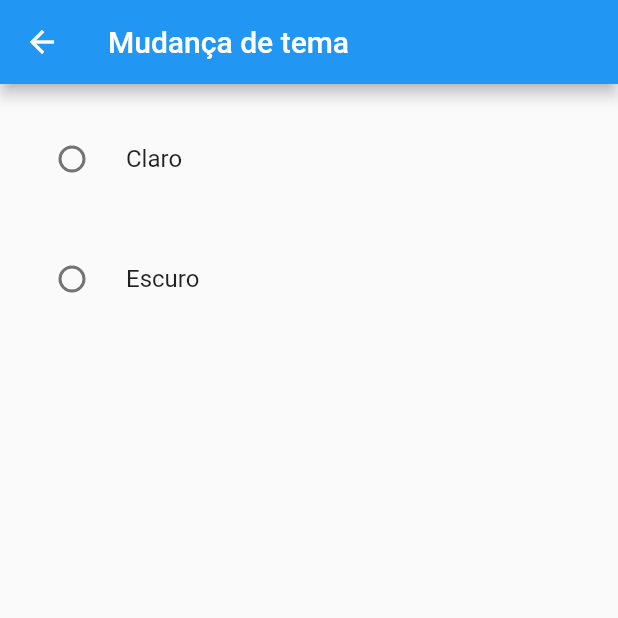
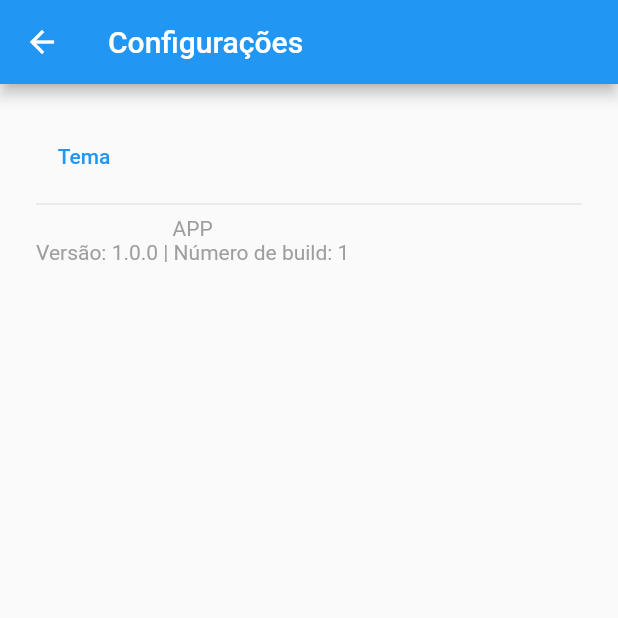
Before and after one commit to DihannNagib/projeto_tema, a Flutter app: the screen it shows after launch, in the side drawer, after a tap on "Configurações", on a phone screen of 412 x 824 dp, the top half of it. Run offline on Flutter 3.47's test engine with Material 2 defaults, Android fonts, the phone set to English and light mode, and no system bars; our stand-ins replace equatable, flutter_bloc, package_info_plus, shared_preferences.

Commit message:
Ajuste tema + versao

```diff
--- /dev/null
+++ b/lib/cubit/app_cubit.dart
@@ -0,0 +1,7 @@
+import 'package:flutter_bloc/flutter_bloc.dart';
+
+import '../models/app.dart';
+
+class AppCubit extends Cubit<App>{
+  AppCubit(super.initialState);
+}
--- a/lib/cubit/theme_cubit.dart
+++ b/lib/cubit/theme_cubit.dart
@@ -1,19 +1,26 @@
-import 'package:bloc/bloc.dart';
+import 'package:flutter_bloc/flutter_bloc.dart';
 import 'package:flutter/material.dart';
+import 'package:shared_preferences/shared_preferences.dart';
 
 
-class ThemeCubit extends Cubit<ThemeMode>{
-  ThemeCubit() : super(ThemeMode.system);
+class ThemeCubit extends Cubit<ThemeMode> {
+  final SharedPreferences _prefs;
 
-  void changeDark() {
-    if (state == ThemeMode.light || state == ThemeMode.system){
-      return emit(ThemeMode.dark);
-    }
+  @visibleForTesting
+  static const String themeKey = '__theme_key__';
+
+  ThemeCubit({required SharedPreferences prefs})
+      : _prefs = prefs,
+        super(ThemeMode.system);
+
+  void init(){
+    final index = _prefs.getInt(themeKey);
+    return emit(ThemeMode.values[index ?? 0]);
   }
-  void changeLight() {
-    if (state == ThemeMode.dark || state == ThemeMode.system){
-      return emit(ThemeMode.light);
-    }
-    }
 
+  Future<void> changeTheme(ThemeMode themeMode) async {
+    await _prefs.setInt(themeKey, themeMode.index);
+
+    return emit(themeMode);
   }
+}
--- a/lib/main.dart
+++ b/lib/main.dart
@@ -1,10 +1,31 @@
+import 'package:app/models/app.dart';
 import 'package:app/screen/initial_screen.dart';
 import 'package:flutter/material.dart';
 import 'package:flutter_bloc/flutter_bloc.dart';
+import 'package:package_info_plus/package_info_plus.dart';
+import 'package:shared_preferences/shared_preferences.dart';
+import 'cubit/app_cubit.dart';
 import 'cubit/theme_cubit.dart';
 
-void main() {
-  runApp(const MyApp());
+void main() async {
+  final prefs = await SharedPreferences.getInstance();
+  final packageInfo = await PackageInfo.fromPlatform();
+
+  final app = App(
+    name: packageInfo.appName,
+    version: packageInfo.version,
+    buildNumber: packageInfo.buildNumber,
+  );
+
+  runApp(
+    MultiBlocProvider(
+      providers: [
+        BlocProvider(create: (_) => ThemeCubit(prefs: prefs)..init()),
+        BlocProvider(create: (_) => AppCubit(app)),
+      ],
+      child: const MyApp(),
+    ),
+  );
 }
 
 class MyApp extends StatelessWidget {
@@ -12,19 +33,15 @@ class MyApp extends StatelessWidget {
 
   @override
   Widget build(BuildContext context) {
-    return BlocProvider(
-        create: (context) => ThemeCubit(),
-      child: BlocBuilder<ThemeCubit, ThemeMode>(
-        builder: (context, state) {
-          return MaterialApp(
-            title: 'APP Flutter',
-            theme: ThemeData.light(),
-            darkTheme: ThemeData.dark(),
-            themeMode: state,
-            home: const InitialPage(),
-          );
-        },
-      ),
+    final themeMode =
+        context.select<ThemeCubit, ThemeMode>((value) => value.state);
+
+    return MaterialApp(
+      title: 'APP Flutter',
+      theme: ThemeData.light(),
+      darkTheme: ThemeData.dark(),
+      themeMode: themeMode,
+      home: const InitialPage(),
     );
   }
 }
--- /dev/null
+++ b/lib/models/app.dart
@@ -0,0 +1,21 @@
+import 'package:equatable/equatable.dart';
+
+class App extends Equatable{
+  final String name;
+  final String version;
+  final String buildNumber;
+
+  const App({
+    required this.name,
+    required this.version,
+    required this.buildNumber,
+});
+
+  @override
+  String toString() {
+    return 'App{name: $name, version: $version, buildNumber: $buildNumber}';
+  }
+
+  @override
+  List<Object?> get props => [name, version, buildNumber];
+}
--- a/lib/screen/initial_screen.dart
+++ b/lib/screen/initial_screen.dart
@@ -1,4 +1,4 @@
-import 'package:app/screen/my_home.dart';
+import 'package:app/screen/settings_screen.dart';
 import 'package:flutter/material.dart';
 
 class InitialPage extends StatelessWidget {
@@ -27,12 +27,9 @@ class InitialPage extends StatelessWidget {
                   children: [
                     TextButton(
                       child:
-                      Text('Configurações', textAlign: TextAlign.start,),
+                      const Text('Configurações', textAlign: TextAlign.start,),
                       onPressed: () {
-                        Navigator.push(
-                          context,
-                          MaterialPageRoute(builder: (context) => const MyHomePage()),
-                        );
+                        Navigator.push(context, SettingScreen.route());
                       },
                     ),
                   ],
--- a/lib/screen/my_home.dart
+++ /dev/null
@@ -1,73 +0,0 @@
-
-import 'package:flutter/material.dart';
-import 'package:flutter_bloc/flutter_bloc.dart';
-import 'package:app/cubit/theme_cubit.dart';
-
-class MyHomePage extends StatelessWidget {
-  const MyHomePage({super.key});
-
-
-
-  @override
-  Widget build(BuildContext context) {
-    return Scaffold(
-      appBar: AppBar(
-        title: const Text('Mudança de tema'),
-      ),
-      body: const ThemeSelector(),
-    );
-  }
-}
-
-
-class ThemeSelector extends StatefulWidget {
-  const ThemeSelector({super.key});
-
-  @override
-  State<ThemeSelector> createState() => _ThemeSelectorState();
-}
-
-
-class _ThemeSelectorState extends State<ThemeSelector> {
-
-
-  @override
-  Widget build(BuildContext context) {
-    return ListView(
-      padding: const EdgeInsets.only(top: 10, bottom: 70),
-        children: [
-          // BlocBuilder<ThemeCubit, ThemeMode>(
-          //     builder: (context, state) {
-          //       return SwitchListTile(value: true, onChanged:(value) {
-          //         BlocProvider.of<ThemeCubit>(context).toggleTheme();
-          //       },);
-          //     }
-          // )
-          Padding(
-            padding: const EdgeInsets.all(12),
-            child:RadioListTile(
-            title: const Text('Claro'),
-            value: ThemeMode.light,
-            groupValue: BlocProvider.of<ThemeCubit>(context).state,
-            onChanged: (value) {
-              setState(() {});
-              BlocProvider.of<ThemeCubit>(context).changeLight();
-            },
-          ),
-          ),
-          Padding(
-            padding: const EdgeInsets.all(12),
-            child: RadioListTile(
-              title: const Text('Escuro'),
-              value: ThemeMode.dark,
-              groupValue: BlocProvider.of<ThemeCubit>(context).state,
-              onChanged: (value) {
-                setState(() {});
-                BlocProvider.of<ThemeCubit>(context).changeDark();
-              },
-            ),
-          ),
-        ],
-    );
-  }
-}
--- /dev/null
+++ b/lib/screen/settings_screen.dart
@@ -0,0 +1,63 @@
+import 'package:app/cubit/app_cubit.dart';
+import 'package:app/screen/theme_screen.dart';
+import 'package:flutter/material.dart';
+import 'package:flutter_bloc/flutter_bloc.dart';
+
+import '../models/app.dart';
+
+class SettingScreen extends StatelessWidget {
+  const SettingScreen({super.key});
+
+  static Route<void> route() {
+    return MaterialPageRoute(builder: (_) => const SettingScreen());
+  }
+
+  @override
+  Widget build(BuildContext context) {
+    final app = context.select<AppCubit, App>((value) => value.state);
+
+    return Scaffold(
+      appBar: AppBar(
+        title: const Text('Configurações'),
+      ),
+      body: SafeArea(
+        child: ListView(
+          padding: const EdgeInsets.all(12),
+          children: [
+            Padding(
+              padding: const EdgeInsets.all(12),
+              child: Column(
+                mainAxisAlignment: MainAxisAlignment.start,
+                crossAxisAlignment: CrossAxisAlignment.start,
+                children: [
+                  TextButton(
+                    child:
+                    Text('Tema', textAlign: TextAlign.start,),
+                    onPressed: () {
+                      Navigator.push(context, ThemeScreen.route());
+                    },
+                  ),
+                  const Divider(),
+                  Column(
+                    children: [
+                      Text(
+                        app.name.toUpperCase(),
+                        style: const TextStyle(color: Colors.grey),
+                        textAlign: TextAlign.center,
+                      ),
+                      Text(
+                        'Versão: ${app.version} | Número de build: ${app.buildNumber}',
+                        style: const TextStyle(color: Colors.grey),
+                        textAlign: TextAlign.center,
+                      ),
+                    ],
+                  )
+                ],
+              ),
+            ),
+          ],
+        ),
+      ),
+    );
+  }
+}
--- a/pubspec.yaml
+++ b/pubspec.yaml
@@ -37,6 +37,9 @@ dependencies:
   cupertino_icons: ^1.0.2
   bloc: ^8.1.1
   flutter_bloc: ^8.1.2
+  package_info_plus: ^3.1.2
+  shared_preferences: ^2.1.0
+  equatable: ^2.0.5
 
 dev_dependencies:
   flutter_test:
```
Also changed, not shown: lib/screen/theme_screen.dart (added, +38 -0 lines), lib/utils/theme_mode_extension.dart (added, +14 -0 lines), pubspec.lock.
